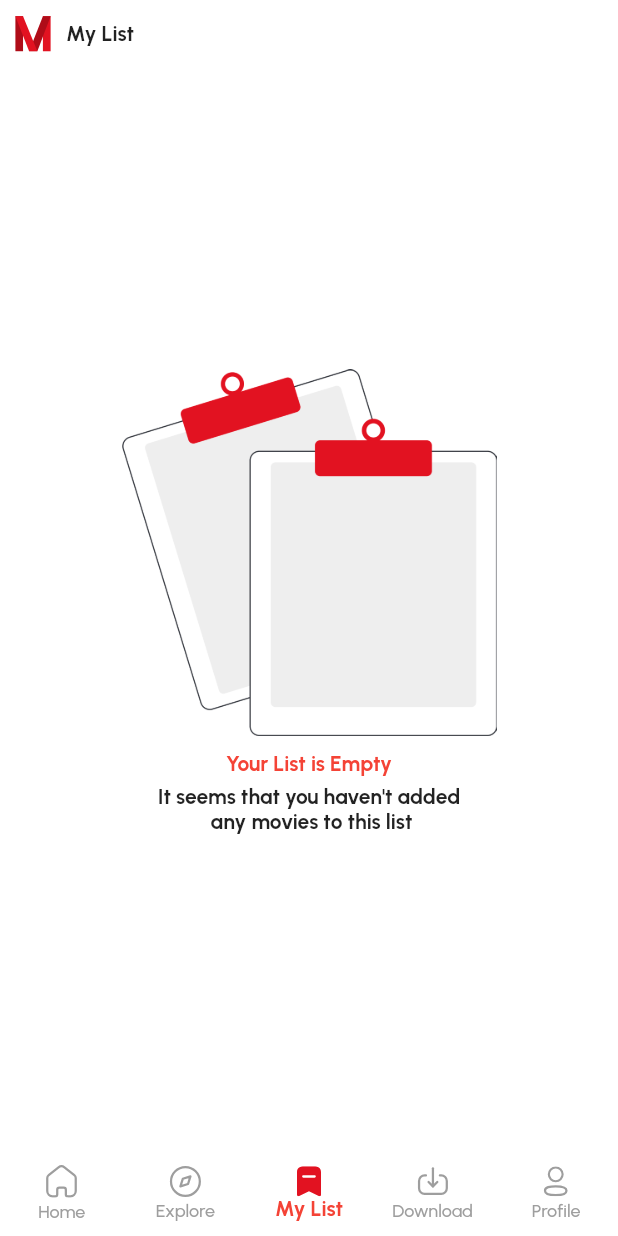
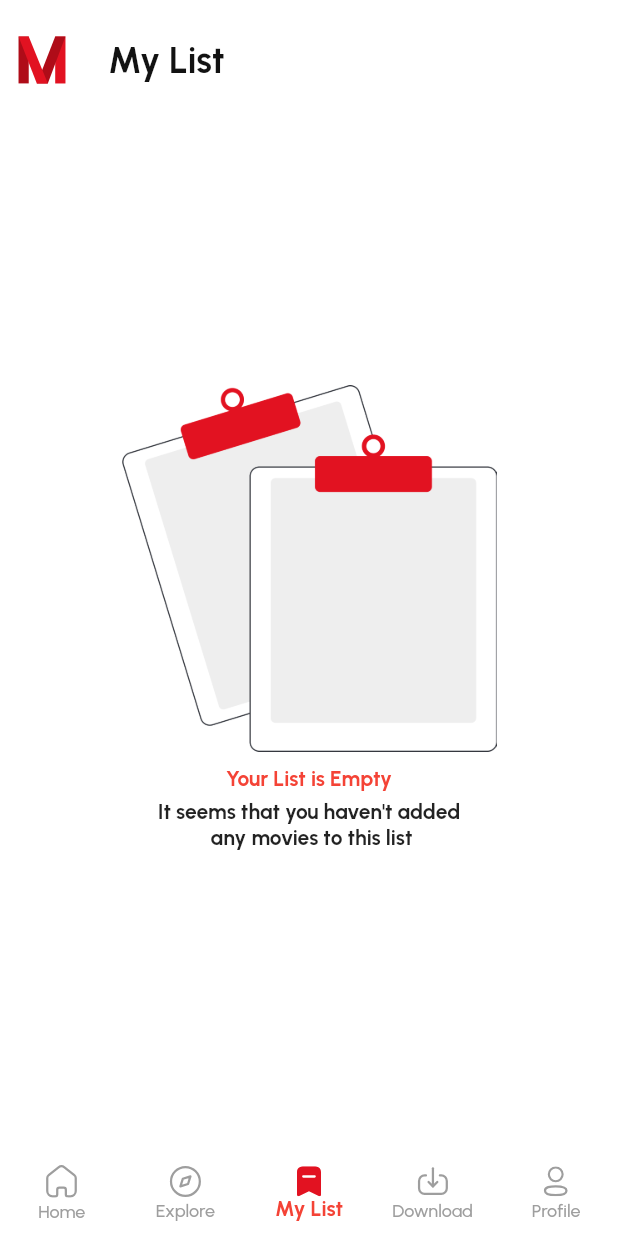
Before and after one commit to MohmaedSobhy/flutter_movie_ui_app, a Flutter app: the screen it shows after launch, swiped to page 3, on a phone screen of 412 x 824 dp. Run offline on Flutter 3.47's test engine with Material 3 defaults, Android fonts, the phone set to English and light mode, and no system bars; our stand-ins replace bloc, flutter_bloc, flutter_svg, google_fonts, shared_preferences.

Commit message:
refactor app bar

```diff
--- a/lib/core/widgets/custome_app_bar.dart
+++ b/lib/core/widgets/custome_app_bar.dart
@@ -1,38 +1,36 @@
 import 'package:flutter/material.dart';
 import 'package:flutter_svg/svg.dart';
+import 'package:movie_app/core/theme/app_dynamic_color.dart';
+import 'package:movie_app/core/utils/app_images_assets.dart';
 
 class CustomeAppBar extends StatelessWidget {
   final String title;
-  final String imageAsset;
+
   const CustomeAppBar({
     super.key,
     required this.title,
-    required this.imageAsset,
   });
 
   @override
   Widget build(BuildContext context) {
-    return Padding(
-      padding: const EdgeInsetsDirectional.only(start: 10, top: 10),
-      child: Row(
-        children: [
-          SizedBox(
-            height: 25,
-            child: SvgPicture.asset(
-              imageAsset,
-              fit: BoxFit.scaleDown,
-            ),
-          ),
-          const SizedBox(
-            width: 10,
-          ),
-          Text(
-            title,
-            style: const TextStyle(
-              fontWeight: FontWeight.bold,
-            ),
-          ),
-        ],
+    return AppBar(
+      elevation: 0,
+      title: Padding(
+        padding: const EdgeInsets.only(top: 24),
+        child: Text(
+          title,
+          style: Theme.of(context).textTheme.headlineMedium!.copyWith(
+                color: AppDynamicColorBuilder.getGrey900AndWhite(context),
+              ),
+        ),
+      ),
+      leading: Padding(
+        padding: const EdgeInsets.only(top: 24),
+        child: SvgPicture.asset(
+          AppImageAssets.imagesAppLogo,
+          height: 32,
+          width: 32,
+        ),
       ),
     );
   }
--- a/lib/feature/download/presentation/screens/download_screen.dart
+++ b/lib/feature/download/presentation/screens/download_screen.dart
@@ -1,5 +1,5 @@
 import 'package:flutter/material.dart';
-import 'package:movie_app/core/utils/app_images_assets.dart';
+
 import 'package:movie_app/core/utils/app_string.dart';
 import 'package:movie_app/core/widgets/custome_app_bar.dart';
 import 'package:movie_app/feature/download/presentation/views/download_movie_listv_iew.dart';
@@ -16,8 +16,10 @@ class DownloadScreen extends StatelessWidget {
           SliverToBoxAdapter(
             child: CustomeAppBar(
               title: AppString.download,
-              imageAsset: AppImageAssets.imagesAppLogo,
             ),
+          ),
+          SliverToBoxAdapter(
+            child: SizedBox(),
           ),
           DownloadMovieListView(),
         ],
--- a/lib/feature/user_list/presentation/screens/user_list_screen.dart
+++ b/lib/feature/user_list/presentation/screens/user_list_screen.dart
@@ -1,7 +1,6 @@
 import 'package:flutter/material.dart';
 import 'package:flutter_bloc/flutter_bloc.dart';
 import 'package:movie_app/core/theme/controller/app_theme_cubit.dart';
-import 'package:movie_app/core/utils/app_images_assets.dart';
 import 'package:movie_app/core/utils/app_string.dart';
 import 'package:movie_app/core/widgets/custome_app_bar.dart';
 import 'package:movie_app/feature/user_list/presentation/views/user_list_empty_dark_theme.dart';
@@ -14,10 +13,9 @@ class UserListScreen extends StatelessWidget {
   Widget build(BuildContext context) {
     return Scaffold(
       appBar: const PreferredSize(
-        preferredSize: Size(double.infinity, 50),
+        preferredSize: Size(double.infinity, 56),
         child: CustomeAppBar(
           title: AppString.myList,
-          imageAsset: AppImageAssets.imagesAppLogo,
         ),
       ),
       body: Center(
```
Also changed, not shown: lib/feature/profile/presentation/screens/profile_screen.dart (+13 -8 lines).
